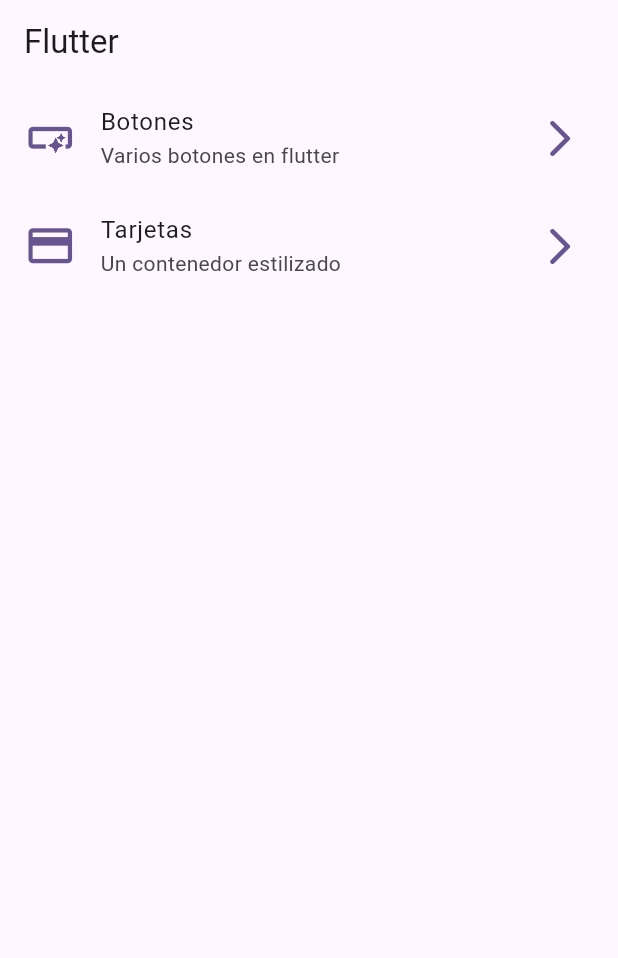
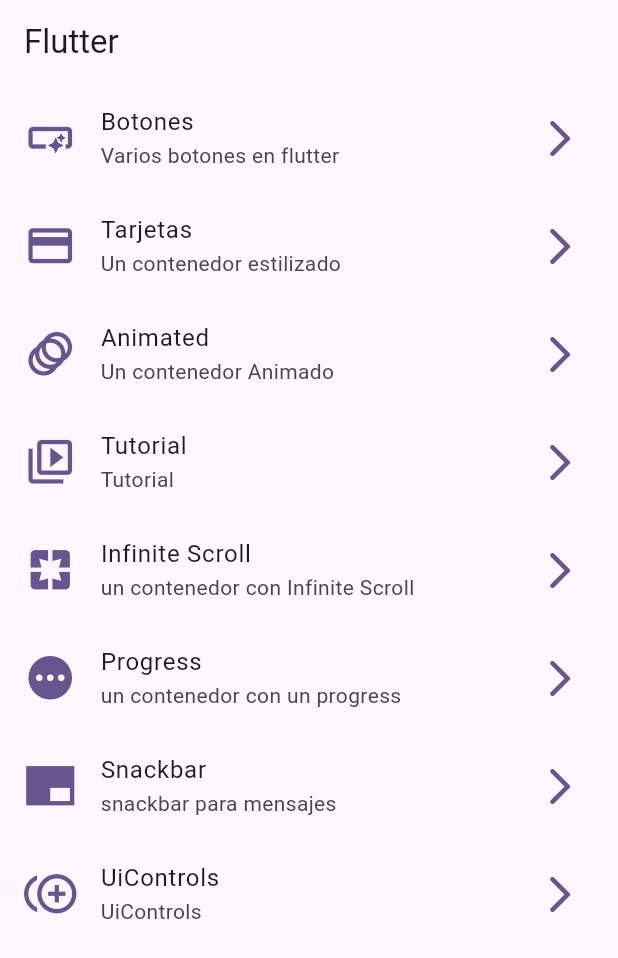
Before and after one commit to logojo/widget_app, a Flutter app: the screen it shows after launch, on a phone screen of 412 x 824 dp. Shown: the top 958 px of the screen. Run offline on Flutter 3.47's test engine with Material 3 defaults, Android fonts, the phone set to English and light mode, and no system bars; our stand-ins replace go_router.

Commit message:
router actualizado

```diff
--- a/lib/config/menu/menu_item.dart
+++ b/lib/config/menu/menu_item.dart
@@ -23,5 +23,35 @@ const appMenuItems = <MenuItem>[
       title: 'Tarjetas',
       subtitle: 'Un contenedor estilizado',
       link: '/cards',
-      icon: Icons.credit_card)
+      icon: Icons.credit_card),
+  MenuItem(
+      title: 'Animated',
+      subtitle: 'Un contenedor Animado',
+      link: '/animated',
+      icon: Icons.animation),
+  MenuItem(
+      title: 'Tutorial',
+      subtitle: 'Tutorial',
+      link: '/tutorial',
+      icon: Icons.video_collection_outlined),
+  MenuItem(
+      title: 'Infinite Scroll',
+      subtitle: 'un contenedor con Infinite Scroll',
+      link: '/infinite',
+      icon: Icons.pages),
+  MenuItem(
+      title: 'Progress',
+      subtitle: 'un contenedor con un progress',
+      link: '/progress',
+      icon: Icons.pending),
+  MenuItem(
+      title: 'Snackbar',
+      subtitle: 'snackbar para mensajes',
+      link: '/snackbar',
+      icon: Icons.branding_watermark_sharp),
+  MenuItem(
+      title: 'UiControls',
+      subtitle: 'UiControls',
+      link: '/ui',
+      icon: Icons.control_point_duplicate)
 ];
--- a/lib/config/router/app_router.dart
+++ b/lib/config/router/app_router.dart
@@ -21,5 +21,35 @@ final appRouter = GoRouter(
       path: '/cards',
       builder: (context, state) => const Cards(),
     ),
+    GoRoute(
+      name: Animated.name,
+      path: '/animated',
+      builder: (context, state) => const Animated(),
+    ),
+    GoRoute(
+      name: AppTutorial.name,
+      path: '/tutorial',
+      builder: (context, state) => const AppTutorial(),
+    ),
+    GoRoute(
+      name: InfiniteScroll.name,
+      path: '/infinite',
+      builder: (context, state) => const InfiniteScroll(),
+    ),
+    GoRoute(
+      name: Progress.name,
+      path: '/progress',
+      builder: (context, state) => const Progress(),
+    ),
+    GoRoute(
+      name: SnackbarScreen.name,
+      path: '/snackbar',
+      builder: (context, state) => const SnackbarScreen(),
+    ),
+    GoRoute(
+      name: UiControls.name,
+      path: '/ui',
+      builder: (context, state) => const UiControls(),
+    ),
   ],
 );
--- a/lib/presentation/screens/animated/animated.dart
+++ b/lib/presentation/screens/animated/animated.dart
@@ -7,6 +7,9 @@ class Animated extends StatelessWidget {
 
   @override
   Widget build(BuildContext context) {
-    return const Placeholder();
+    return Scaffold(
+        appBar: AppBar(
+      title: const Text('Animated Screen'),
+    ));
   }
 }
--- a/lib/presentation/screens/app_tutorial/app_tutorial.dart
+++ b/lib/presentation/screens/app_tutorial/app_tutorial.dart
@@ -7,6 +7,9 @@ class AppTutorial extends StatelessWidget {
 
   @override
   Widget build(BuildContext context) {
-    return const Placeholder();
+    return Scaffold(
+        appBar: AppBar(
+      title: const Text('tutorial Screen'),
+    ));
   }
 }
--- a/lib/presentation/screens/infinite_scroll/infinite_scroll.dart
+++ b/lib/presentation/screens/infinite_scroll/infinite_scroll.dart
@@ -7,6 +7,9 @@ class InfiniteScroll extends StatelessWidget {
 
   @override
   Widget build(BuildContext context) {
-    return const Placeholder();
+    return Scaffold(
+        appBar: AppBar(
+      title: const Text('Infinite Scroll Screen'),
+    ));
   }
 }
--- a/lib/presentation/screens/progress/progress.dart
+++ b/lib/presentation/screens/progress/progress.dart
@@ -7,6 +7,9 @@ class Progress extends StatelessWidget {
 
   @override
   Widget build(BuildContext context) {
-    return const Placeholder();
+    return Scaffold(
+        appBar: AppBar(
+      title: const Text('Progress Screen'),
+    ));
   }
 }
--- a/lib/presentation/screens/screens.dart
+++ b/lib/presentation/screens/screens.dart
@@ -5,5 +5,6 @@ export 'package:widget_app/presentation/screens/butttons/buttons.dart';
 export 'package:widget_app/presentation/screens/home/home.dart';
 export 'package:widget_app/presentation/screens/infinite_scroll/infinite_scroll.dart';
 export 'package:widget_app/presentation/screens/progress/progress.dart';
+export 'package:widget_app/presentation/screens/sbackbar/snackbar_screen.dart';
 export 'package:widget_app/presentation/screens/tarjetas/cards.dart';
 export 'package:widget_app/presentation/screens/ui_controls/ui_controls.dart';
--- a/lib/presentation/screens/ui_controls/ui_controls.dart
+++ b/lib/presentation/screens/ui_controls/ui_controls.dart
@@ -7,6 +7,9 @@ class UiControls extends StatelessWidget {
 
   @override
   Widget build(BuildContext context) {
-    return const Placeholder();
+    return Scaffold(
+        appBar: AppBar(
+      title: const Text('UiControls Screen'),
+    ));
   }
 }
```
Also changed, not shown: lib/presentation/screens/sbackbar/snackbar.dart (deleted, +0 -12 lines), lib/presentation/screens/sbackbar/snackbar_screen.dart (added, +15 -0 lines).
